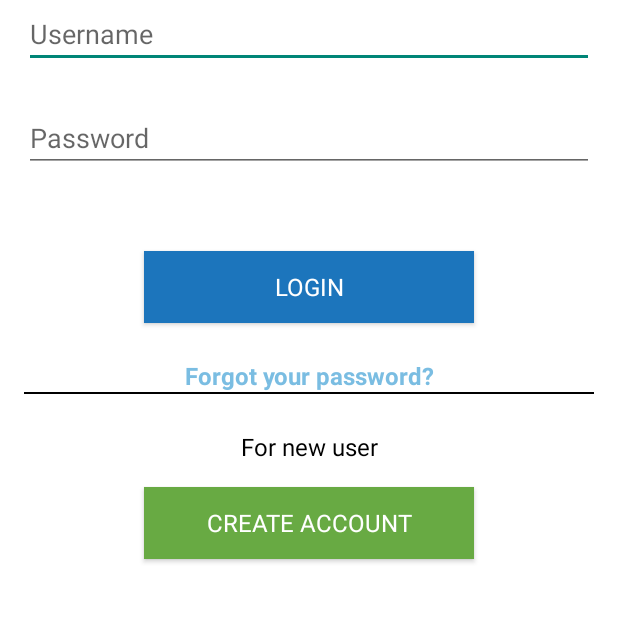
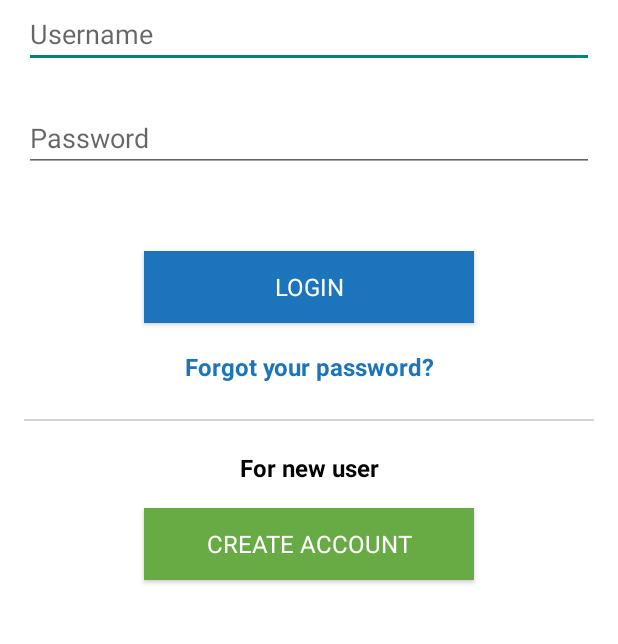
Before and after one commit to thatsmerahul1/android-client, an Android app: the screen it shows after launch (RegistrationActivity), on a phone screen of 412 x 824 dp, the part 245-889 px from its top. Run offline under Robolectric (Android 15) with nearby library versions, the phone set to English and light mode, and no system bars; our stand-ins replace CircleImageView; libraries missing offline, so code that uses them is left out: com.octo.android; 5 statements that could not run were skipped.

Commit message:
text message changed for logging in gravity has changed for forgot password link horizontal line for Login screen is changed as per Ui Voip text has corrected Login screen UI bugs are fixed Registration screen UI bug fixes have been made Slider UI allignment News feed UI changes Color is added

```diff
--- a/app/src/main/java/com/ecarezone/android/patient/fragment/LoginFragment.java
+++ b/app/src/main/java/com/ecarezone/android/patient/fragment/LoginFragment.java
@@ -195,7 +195,7 @@ public class LoginFragment extends EcareZoneBaseFragment implements View.OnClick
         LoginRequest request =
                 new LoginRequest(username, hashedPassword, 1, Constants.API_KEY, Constants.deviceUnique, locationFinder.getLatitude(), locationFinder.getLongitude());
         final LoginResponse response = new LoginResponse();
-        progressDialog = ProgressDialogUtil.getProgressDialog(getActivity(), "Logging ........");
+        progressDialog = ProgressDialogUtil.getProgressDialog(getActivity(), "Logging in........");
         getSpiceManager().execute(request, new LoginRequestListener());
 
     }
--- a/app/src/main/java/com/ecarezone/android/patient/fragment/UserProfileDetailsFragment.java
+++ b/app/src/main/java/com/ecarezone/android/patient/fragment/UserProfileDetailsFragment.java
@@ -353,6 +353,7 @@ public class UserProfileDetailsFragment extends EcareZoneBaseFragment implements
                                         PermissionUtil.CAPTURE_PHOTO_FROM_CAMERA_PERMISSIONS);
                             } else {
                                 // already have all permissions
+
                                 mSelectedPhotoPath = ImageUtil.dispatchTakePictureIntent(getActivity());
                             }
                         } else {
--- a/app/src/main/res/layout/act_forgotpassword.xml
+++ b/app/src/main/res/layout/act_forgotpassword.xml
@@ -22,7 +22,8 @@
         android:padding="15dp"
         android:textStyle="bold"
         android:textSize="18sp"
-        android:gravity="center"/>
+        android:gravity="center"
+        android:id="@+id/reset_password_notification" />
     <EditText
         android:id="@+id/editText_ForgetPwd"
         android:layout_height="0dp"
--- a/app/src/main/res/layout/frag_appointment.xml
+++ b/app/src/main/res/layout/frag_appointment.xml
@@ -41,7 +41,7 @@
             <RadioButton
                 android:layout_width="wrap_content"
                 android:layout_height="wrap_content"
-                android:text="Voip Call"
+                android:text="VoIP Call"
                 android:id="@+id/radioVoip"
                 android:checked="false"/>
 
--- a/app/src/main/res/layout/frag_login.xml
+++ b/app/src/main/res/layout/frag_login.xml
@@ -52,25 +52,27 @@
         android:id="@+id/textview_forgotpwd"
         android:layout_width="match_parent"
         android:layout_height="wrap_content"
-        android:layout_marginTop="24dp"
-        android:enabled="false"
+        android:layout_marginTop="18dp"
+        android:enabled="true"
         android:gravity="center"
         android:text="@string/login_forgot_password"
-        android:textColor="@color/ecarezone_blue_light"
+        android:textColor="@color/ecarezone_blue_dark"
         android:textSize="16dp"
         android:textStyle="bold" />
 
     <View
         android:layout_width="match_parent"
         android:layout_height="1dp"
-        android:background="@android:color/background_dark" />
+        android:layout_marginTop="24dp"
+        android:background="@color/ecarezone_gray" />
 
     <TextView
         android:layout_width="match_parent"
         android:layout_height="wrap_content"
-        android:layout_marginTop="24dp"
+        android:layout_marginTop="20dp"
         android:gravity="center"
         android:text="@string/login_for_new_user"
+        android:textStyle="bold"
         android:textColor="@android:color/black"
         android:textSize="16dp" />
 
--- a/app/src/main/res/layout/frag_patient_main.xml
+++ b/app/src/main/res/layout/frag_patient_main.xml
@@ -43,6 +43,7 @@
                     android:gravity="center"
                     android:paddingBottom="1dp"
                     android:text="2"
+                    android:visibility="invisible"
                     android:textColor="@android:color/white"
                     android:textSize="18sp" />
 
--- a/app/src/main/res/layout/template_news_categories_item.xml
+++ b/app/src/main/res/layout/template_news_categories_item.xml
@@ -10,7 +10,7 @@
         android:layout_height="match_parent"
         android:layout_centerInParent="true"
         android:background="@drawable/news_menu_white_border"
-        android:padding="8dp"
+
         />
 
     <TextView
--- a/app/src/main/res/values/color.xml
+++ b/app/src/main/res/values/color.xml
@@ -9,5 +9,6 @@
     <color name="ecarezone_news_categories_text_view_background_white">#5FFFFFFF</color>
     <color name="ecarezone_light_gray_alpha">#6FAAAAAA</color>
     <color name="ecarezone_semi_white_transparent">#CCFFFFFF</color>
+    <color name="ecarezone_blue_for_image_selection">#3383C3</color>
 
 </resources>
--- a/app/src/main/res/values/styles.xml
+++ b/app/src/main/res/values/styles.xml
@@ -20,7 +20,7 @@
 
     <style name="DrawerArrowStyle" parent="Widget.AppCompat.DrawerArrowToggle">
         <item name="spinBars">true</item>
-        <item name="color">@android:color/black</item>
+        <item name="color">@android:color/holo_blue_light</item>
     </style>
 
 
@@ -97,6 +97,7 @@
         <!-- No backgrounds, titles or window float -->
         <item name="android:colorBackgroundCacheHint">@null</item>
         <item name="android:backgroundDimEnabled">true</item>
+
     </style>
 
     <style name="spinnerCustomStyle" parent="@style/Widget.AppCompat.Spinner.DropDown"></style>
```
Also changed, not shown: app/src/main/res/layout/dia_regestration.xml (+5 -2 lines), app/src/main/res/layout/frag_registration.xml (+5 -7 lines), app/src/main/res/layout/frag_side_navigation.xml (+7 -1 lines), app/src/main/res/values/strings.xml (+5 -5 lines).
